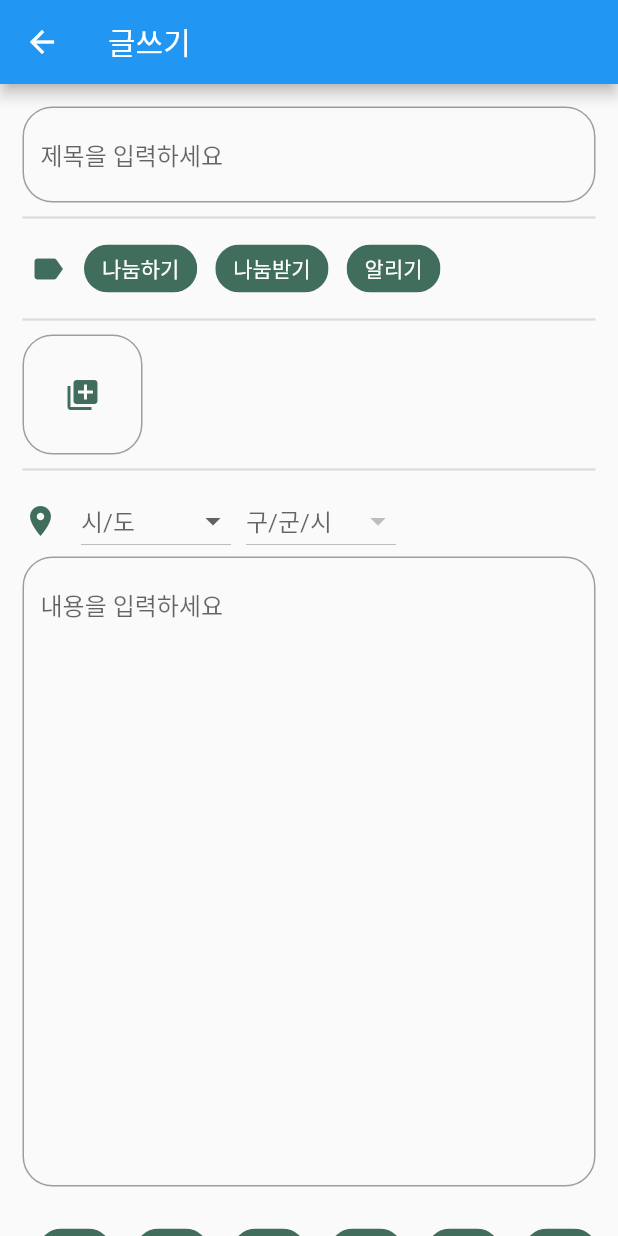
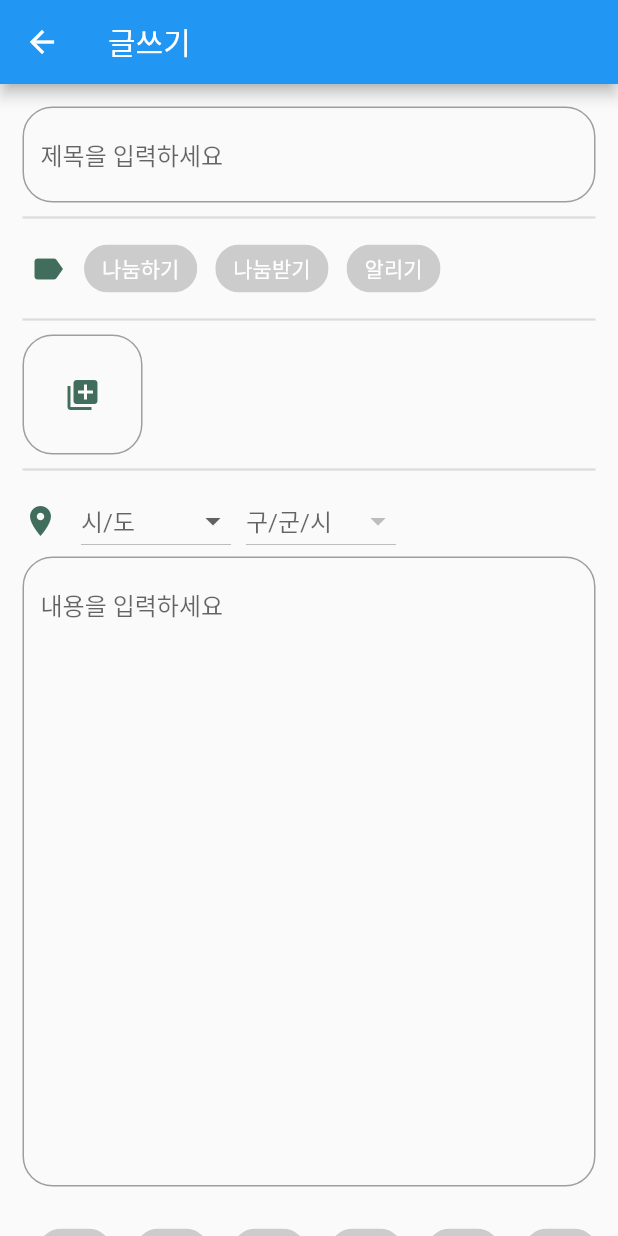
Before and after one commit to ooing-0720/DoNature, a Flutter app: the PostAddScreen screen opened directly, on a phone screen of 412 x 824 dp. Run offline on Flutter 3.47's test engine with Material 2 defaults, Android fonts, the phone set to English and light mode, and no system bars; our stand-ins replace animate_do, carousel_slider, cloud_firestore, date_format, firebase_auth, firebase_core and 7 more; missing offline and left inert: svg_path_parser; accounts and stored records are empty.

Commit message:
2022-09-12 change chip color

```diff
--- a/lib/screen/post/post_add_screen.dart
+++ b/lib/screen/post/post_add_screen.dart
@@ -104,8 +104,8 @@ class _PostAddScreenState extends State<PostAddScreen> {
                       tagMoreList.length,
                       (int index) {
                         return ChoiceChip(
-                          backgroundColor: Color(0xff416E5C),
-                          selectedColor: Colors.grey.withOpacity(0.5),
+                          backgroundColor: Colors.grey.withOpacity(0.5),
+                          selectedColor: Color(0xff416E5C),
                           label: Text(
                             tagMoreList[index],
                             style: TextStyle(color: Colors.white),
@@ -487,8 +487,8 @@ class _PostAddScreenState extends State<PostAddScreen> {
       Widget item = Padding(
         padding: const EdgeInsets.only(left: 10, right: 5),
         child: ChoiceChip(
-          backgroundColor: Color(0xff416E5C),
-          selectedColor: Colors.grey.withOpacity(0.5),
+          backgroundColor: Colors.grey.withOpacity(0.5),
+          selectedColor: Color(0xff416E5C),
           selected: selectedDisasterIndex == i,
           onSelected: (bool value) {
             setState(() {
```
Also changed, not shown: lib/screen/post/post_edit_screen.dart (+4 -4 lines).
